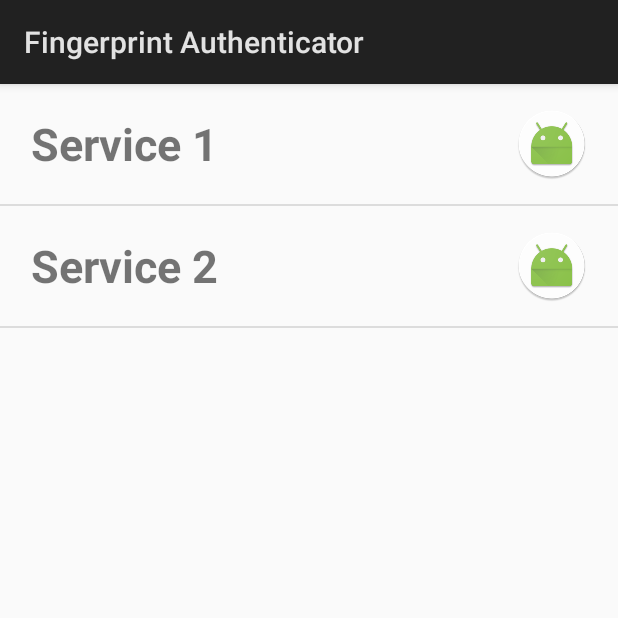
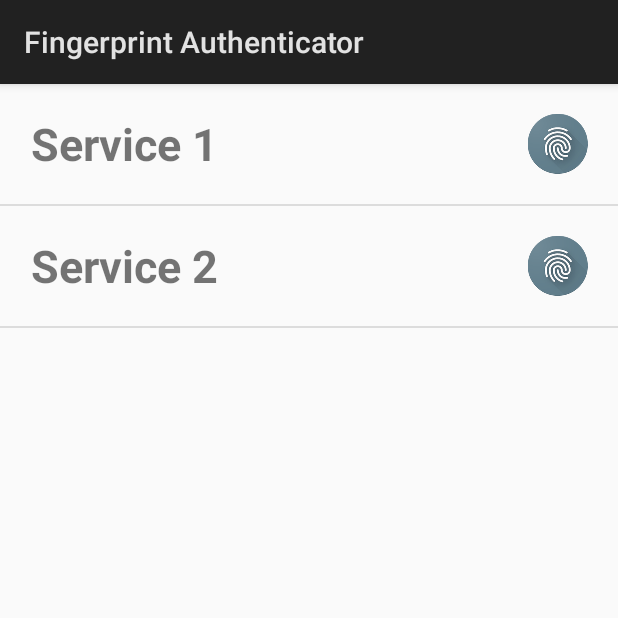
Before and after one commit to griase94/FingerprintAuthenticatorApp, an Android app: the screen it shows after launch (AuthenticatorMainActivity), on a phone screen of 412 x 824 dp, the top half of it. Run offline under Robolectric (Android 15) with nearby library versions, the phone set to English and light mode, and no system bars; pictures from the network do not load.

Commit message:
image change

```diff
--- a/app/src/main/res/layout/authenticator_list_row.xml
+++ b/app/src/main/res/layout/authenticator_list_row.xml
@@ -17,6 +17,6 @@
         android:id="@+id/rowIcon"
         android:layout_width="wrap_content"
         android:layout_height="match_parent"
-        android:src="@mipmap/ic_launcher_round"
+        android:src="@drawable/ic_fp_40px"
         android:layout_alignParentRight="true" />
 </RelativeLayout>
```
